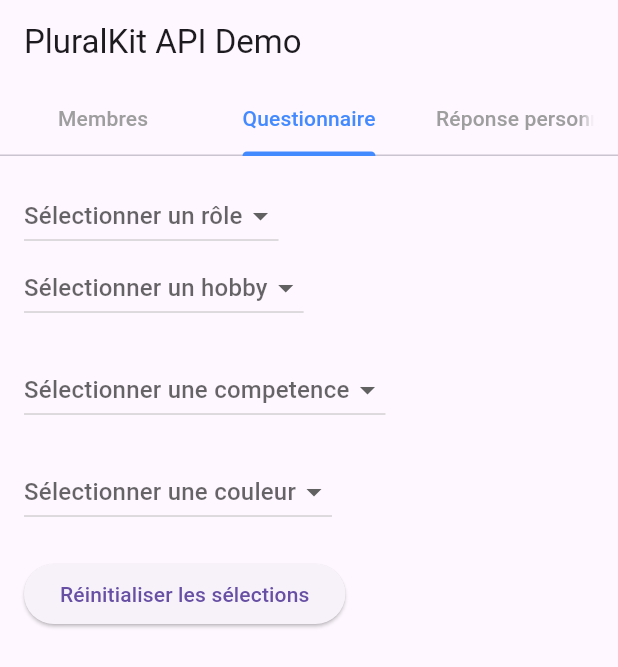
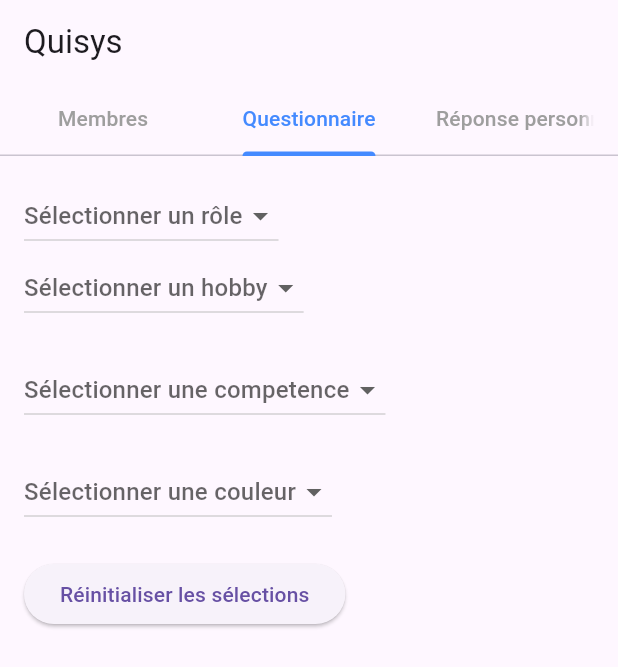
Before and after one commit to florimartine/Quisys, a Flutter app: the screen it shows after launch, tab 2 chosen, on a phone screen of 412 x 824 dp. Shown: the top 667 px of the screen. Run offline on Flutter 3.47's test engine with Material 3 defaults, Android fonts, the phone set to English and light mode, and no system bars; our stand-ins replace shared_preferences.

Commit message:
Mise a jour du nom de l'appli en interne

```diff
--- a/lib/home_screen.dart
+++ b/lib/home_screen.dart
@@ -262,9 +262,9 @@ class _HomeScreenState extends State<HomeScreen> with TickerProviderStateMixin {
   // Afficher le questionnaire avec les rôles et hobbies personnalisés
   Widget _buildQuestionnaire() {
     final Map<String, List<String>> infoOptions = {
-      'Rôle': [..._customRoles, 'Développeur', 'Designer', 'Manager', 'Testeur']..sort(),
+      'Rôle': [..._customRoles, 'Protecteur', 'Social', 'Persecuteur', 'Hote','Little','Non-Humain']..sort(),
       'Hobbies': [..._customHobbies, 'Lecture', 'Jeux Vidéo', 'Sport', 'Voyages']..sort(),
-      'Competence': [..._customCompetence, 'Flutter', 'Dart', 'UI/UX', 'Backend']..sort(),
+      'Competence': [..._customCompetence, 'modifie l inner', 'souviens de tout', 'meilleur en dessin', 'chant']..sort(),
       'Couleur': ['rouge', 'bleu', 'jaune','vert','rose','orange','violet','gris','noir','blanc']..sort(),
     };
 
@@ -501,7 +501,7 @@ class _HomeScreenState extends State<HomeScreen> with TickerProviderStateMixin {
   Widget build(BuildContext context) {
     return Scaffold(
       appBar: AppBar(
-        title: Text('PluralKit API Demo'),
+        title: Text('Quisys'),
         bottom: TabBar(
           controller: _tabController,
           tabs: [
```
Also changed, not shown: lib/member_detail_screen.dart (+4 -4 lines).
